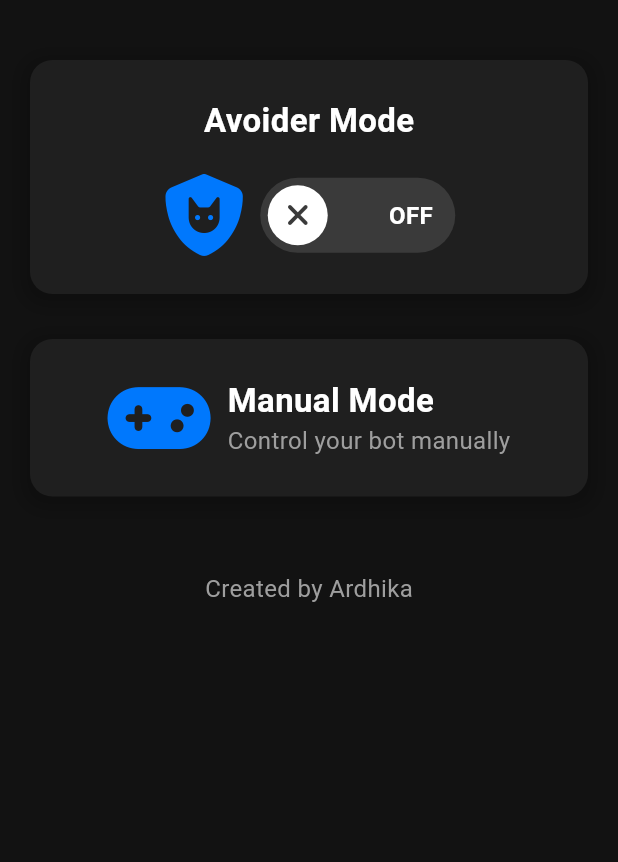
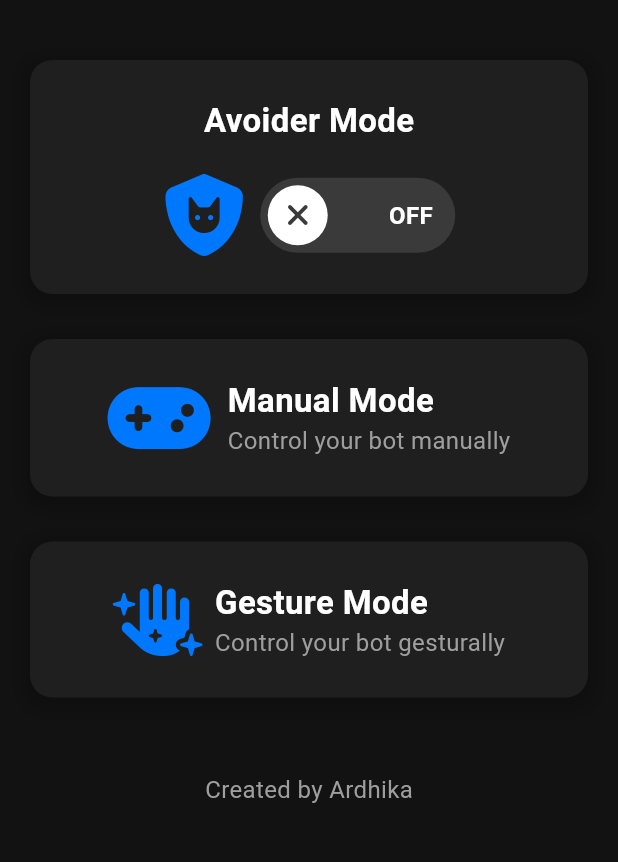
Before and after one commit to ardhikaxx/mobile_app_smartbot, a Flutter app: the screen it shows after launch, on a phone screen of 412 x 824 dp, the part 225-1087 px from its top. Run offline on Flutter 3.47's test engine with Material 3 defaults, Android fonts, the phone set to English and light mode, and no system bars; drawn by our look-alikes of lite_rolling_switch; our stand-ins replace font_awesome_flutter, get; missing offline and left inert: animated_snack_bar, flutter_joystick.

Commit message:
update- view

```diff
--- a/lib/home.dart
+++ b/lib/home.dart
@@ -3,6 +3,7 @@ import 'package:flutter/material.dart';
 import 'package:get/get.dart';
 import 'package:lite_rolling_switch/lite_rolling_switch.dart';
 import 'package:font_awesome_flutter/font_awesome_flutter.dart';
+import 'package:smart_car/gesture_mode.dart';
 import 'package:smart_car/manual_mode.dart';
 import 'controller/smart_controller.dart';
 
@@ -134,7 +135,6 @@ class _HomeState extends State<Home> {
                 ),
               ),
               const SizedBox(height: 30),
-              // Card untuk Mode Manual
               GestureDetector(
                 onTap: () {
                   Get.to(() => const ManualMode());
@@ -187,6 +187,59 @@ class _HomeState extends State<Home> {
                   ),
                 ),
               ),
+              const SizedBox(height: 30),
+              GestureDetector(
+                onTap: () {
+                  Get.to(() => const GestureModePage());
+                },
+                child: Container(
+                  width: double.infinity,
+                  padding: const EdgeInsets.all(25),
+                  decoration: BoxDecoration(
+                    color: const Color(0xFF1F1F1F),
+                    borderRadius: BorderRadius.circular(15),
+                    boxShadow: [
+                      BoxShadow(
+                        color: Colors.black.withOpacity(0.2),
+                        spreadRadius: 5,
+                        blurRadius: 10,
+                        offset: const Offset(0, 3),
+                      ),
+                    ],
+                  ),
+                  child: const Row(
+                    mainAxisAlignment: MainAxisAlignment.center,
+                    children: [
+                      Icon(
+                        FontAwesomeIcons.handSparkles,
+                        color: Color(0xFF0078FD),
+                        size: 48,
+                      ),
+                      SizedBox(width: 20),
+                      Column(
+                        crossAxisAlignment: CrossAxisAlignment.start,
+                        children: [
+                          Text(
+                            'Gesture Mode',
+                            style: TextStyle(
+                              fontSize: 22,
+                              color: Colors.white,
+                              fontWeight: FontWeight.w600,
+                            ),
+                          ),
+                          Text(
+                            'Control your bot gesturally',
+                            style: TextStyle(
+                              fontSize: 16,
+                              color: Colors.grey,
+                            ),
+                          ),
+                        ],
+                      ),
+                    ],
+                  ),
+                ),
+              ),
               const SizedBox(height: 50),
               // Footer
               const Text(
--- a/lib/main.dart
+++ b/lib/main.dart
@@ -5,6 +5,7 @@ import 'package:smart_car/splash.dart';
 void main() {
   runApp(const MyApp());
 }
+
 class MyApp extends StatelessWidget {
   const MyApp({super.key});
 
--- a/lib/manual_mode.dart
+++ b/lib/manual_mode.dart
@@ -34,7 +34,7 @@ class _ManualModeState extends State<ManualMode> {
       backgroundColor: const Color(0xFF121212),
       appBar: AppBar(
         title: const Text(
-          'Manual Mode',
+          'Manual Control Mode',
           style: TextStyle(color: Colors.white, fontSize: 20),
         ),
         backgroundColor: const Color(0xFF1F1F1F),
@@ -51,7 +51,7 @@ class _ManualModeState extends State<ManualMode> {
         child: Column(
           crossAxisAlignment: CrossAxisAlignment.center,
           children: [
-            const SizedBox(height: 20),
+            const SizedBox(height: 30),
             Text(
               'Control your robot manually',
               style: TextStyle(
```
Also changed, not shown: lib/controller/smart_controller.dart (+38 -6 lines), lib/gesture_mode.dart (added, +172 -0 lines).
